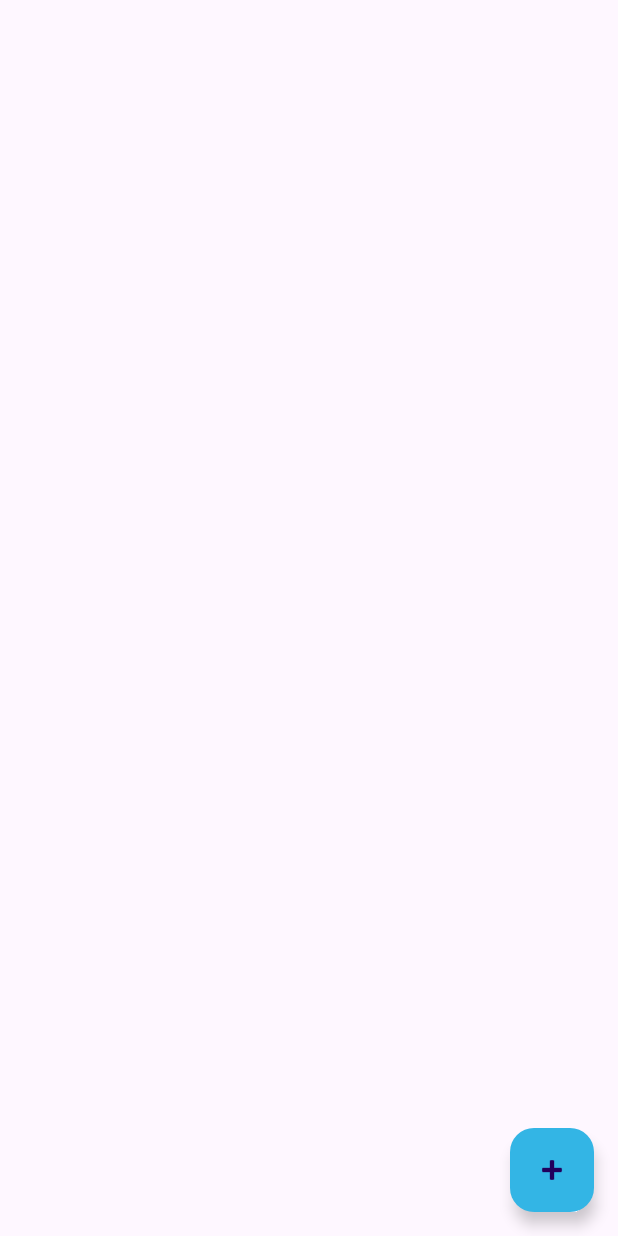
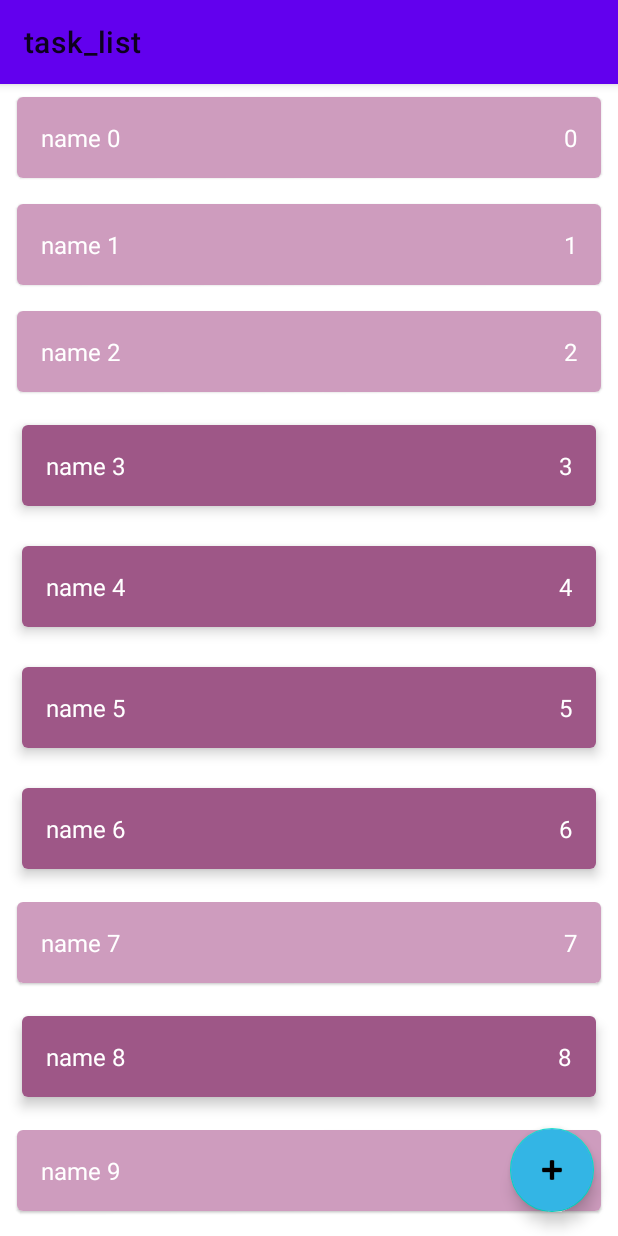
Before and after one commit to gunin-igor75/purchases, an Android app: the screen it shows after launch (MainActivity), on a phone screen of 412 x 824 dp. Run offline under Robolectric (Android 15) with nearby library versions, the phone set to English and light mode, and no system bars.

Commit message:
add purchase_item_view_model

```diff
--- a/app/build.gradle
+++ b/app/build.gradle
@@ -30,6 +30,10 @@ android {
     kotlinOptions {
         jvmTarget = '1.8'
     }
+
+    buildFeatures {
+        viewBinding true
+    }
 }
 
 dependencies {
--- a/app/src/main/AndroidManifest.xml
+++ b/app/src/main/AndroidManifest.xml
@@ -13,6 +13,9 @@
         android:theme="@style/Theme.Task_list"
         tools:targetApi="31">
         <activity
+            android:name=".presentation.PurchaseItemActivity"
+            android:windowSoftInputMode="adjustResize"/>
+        <activity
             android:name=".presentation.MainActivity"
             android:exported="true">
             <intent-filter>
--- a/app/src/main/java/com/github/gunin_igor75/task_list/data/impl/PurchaseRepositoryListImpl.kt
+++ b/app/src/main/java/com/github/gunin_igor75/task_list/data/impl/PurchaseRepositoryListImpl.kt
@@ -5,14 +5,22 @@ import androidx.lifecycle.MutableLiveData
 import com.github.gunin_igor75.task_list.data.exception.PurchaseNotFoundException
 import com.github.gunin_igor75.task_list.domain.pojo.Purchase
 import com.github.gunin_igor75.task_list.domain.repository.PurchaseRepository
+import kotlin.random.Random
 
 object PurchaseRepositoryListImpl : PurchaseRepository {
 
-    private val purchases = mutableListOf<Purchase>()
+    private val purchases = sortedSetOf<Purchase>({ o1, o2 -> o1.id.compareTo(o2.id) })
 
     private val purchasesLD = MutableLiveData<List<Purchase>>()
 
     private var id: Int = 0
+
+    init {
+        for (i in 0 until 100) {
+            val item = Purchase("name $i", i, Random.nextBoolean())
+            addPurchase(item)
+        }
+    }
 
     override fun addPurchase(purchase: Purchase) {
         val purchaseId = purchase.id
--- a/app/src/main/java/com/github/gunin_igor75/task_list/domain/pojo/Purchase.kt
+++ b/app/src/main/java/com/github/gunin_igor75/task_list/domain/pojo/Purchase.kt
@@ -3,8 +3,8 @@ package com.github.gunin_igor75.task_list.domain.pojo
 data class Purchase(
     val name: String,
     var count: Int,
-    var id: Int = NOTING_VALUE,
-    var enabled: Boolean
+    var enabled: Boolean,
+    var id: Int = NOTING_VALUE
 ) {
     companion object{
         const val NOTING_VALUE = -1
--- a/app/src/main/java/com/github/gunin_igor75/task_list/presentation/MainActivity.kt
+++ b/app/src/main/java/com/github/gunin_igor75/task_list/presentation/MainActivity.kt
@@ -2,11 +2,98 @@ package com.github.gunin_igor75.task_list.presentation
 
 import androidx.appcompat.app.AppCompatActivity
 import android.os.Bundle
-import com.github.gunin_igor75.task_list.R
+import androidx.lifecycle.ViewModelProvider
+import androidx.recyclerview.widget.ItemTouchHelper
+import androidx.recyclerview.widget.RecyclerView
+import com.github.gunin_igor75.task_list.databinding.ActivityMainBinding
+import com.github.gunin_igor75.task_list.presentation.adapter.PurchaseAdapter
+import com.github.gunin_igor75.task_list.presentation.adapter.PurchaseAdapter.Companion.MAX_POOL_SIZE
+import com.github.gunin_igor75.task_list.presentation.adapter.PurchaseAdapter.Companion.VIEW_TYPE_DISABLE
+import com.github.gunin_igor75.task_list.presentation.adapter.PurchaseAdapter.Companion.VIEW_TYPE_ENABLE
+import com.google.android.material.floatingactionbutton.FloatingActionButton
 
 class MainActivity : AppCompatActivity() {
+
+    private lateinit var viewModel: MainViewModel
+
+    private lateinit var purchaseAdapter: PurchaseAdapter
+
+    private lateinit var binding: ActivityMainBinding
+
+    private lateinit var rvPurchases: RecyclerView
+
+    private lateinit var btAddPurchase: FloatingActionButton
+
     override fun onCreate(savedInstanceState: Bundle?) {
         super.onCreate(savedInstanceState)
-        setContentView(R.layout.activity_main)
+        binding = ActivityMainBinding.inflate(layoutInflater)
+        setContentView(binding.root)
+
+        initView()
+        viewModel = ViewModelProvider(this)[MainViewModel::class.java]
+        setupRecyclerView()
+        observeViewModel()
+        setupFloatingActionButton()
+    }
+
+    private fun observeViewModel() {
+        viewModel.purchases.observe(this) { purchaseAdapter.submitList(it) }
+    }
+
+    private fun setupFloatingActionButton() {
+        btAddPurchase.setOnClickListener{
+            val intent = PurchaseItemActivity.newIntent(this)
+            startActivity(intent)
+        }
+    }
+
+    private fun initView() {
+        rvPurchases = binding.rvPurchases
+        btAddPurchase = binding.btAddPurchase
+    }
+    private fun setupRecyclerView() {
+        purchaseAdapter = PurchaseAdapter()
+        with(rvPurchases) {
+            adapter = purchaseAdapter
+            recycledViewPool.setMaxRecycledViews(VIEW_TYPE_ENABLE, MAX_POOL_SIZE)
+            recycledViewPool.setMaxRecycledViews(VIEW_TYPE_DISABLE, MAX_POOL_SIZE)
+        }
+        setupLongClickListener()
+        setupClickListener()
+        setupSwipeListener(rvPurchases)
+    }
+
+    private fun setupLongClickListener() {
+        purchaseAdapter.purchaseOnLongClickListener = { viewModel.changeEnablePurchases(it) }
+    }
+
+    private fun setupClickListener() {
+        purchaseAdapter.purchaseOnclickListener = {
+            val intent = PurchaseItemActivity.newIntent(this, it.id)
+            startActivity(intent)
+        }
+    }
+
+    private fun setupSwipeListener(rvPurchases: RecyclerView) {
+        val calBack = object : ItemTouchHelper.SimpleCallback(
+            0,
+            ItemTouchHelper.LEFT or ItemTouchHelper.RIGHT
+        ) {
+            override fun onMove(
+                recyclerView: RecyclerView,
+                viewHolder: RecyclerView.ViewHolder,
+                target: RecyclerView.ViewHolder
+            ): Boolean {
+                return false
+            }
+
+            override fun onSwiped(viewHolder: RecyclerView.ViewHolder, direction: Int) {
+                val position = viewHolder.adapterPosition
+                val purchase = purchaseAdapter.currentList[position]
+                viewModel.deletePurchase(purchase)
+            }
+        }
+        val itemTouchHelper = ItemTouchHelper(calBack)
+        itemTouchHelper.attachToRecyclerView(rvPurchases)
     }
 }
--- a/app/src/main/java/com/github/gunin_igor75/task_list/presentation/adapter/PurchaseAdapter.kt
+++ b/app/src/main/java/com/github/gunin_igor75/task_list/presentation/adapter/PurchaseAdapter.kt
@@ -1,21 +1,51 @@
 package com.github.gunin_igor75.task_list.presentation.adapter
 
 
+import android.view.LayoutInflater
 import android.view.ViewGroup
 import androidx.recyclerview.widget.ListAdapter
+import com.github.gunin_igor75.task_list.R
 import com.github.gunin_igor75.task_list.domain.pojo.Purchase
+import java.lang.RuntimeException
 
 class PurchaseAdapter: ListAdapter<Purchase, PurchaseItemViewHolder>(PurchaseItemDiffCallback()) {
 
+    var purchaseOnLongClickListener: ((Purchase) -> Unit)? = null
+
+    var purchaseOnclickListener: ((Purchase) -> Unit)? = null
+
     override fun onCreateViewHolder(parent: ViewGroup, viewType: Int): PurchaseItemViewHolder {
-        TODO("Not yet implemented")
+        val layoutType = when (viewType) {
+            VIEW_TYPE_ENABLE -> R.layout.purchase_item_enable
+            VIEW_TYPE_DISABLE -> R.layout.purches_item_disable
+            else -> throw RuntimeException("Unknown view type $viewType")
+        }
+        val view = LayoutInflater.from(parent.context).inflate(layoutType, parent, false)
+        return PurchaseItemViewHolder(view)
     }
 
     override fun onBindViewHolder(holder: PurchaseItemViewHolder, position: Int) {
-        TODO("Not yet implemented")
+        val purchase = getItem(position)
+
+        holder.view.setOnLongClickListener{
+            purchaseOnLongClickListener?.invoke(purchase)
+            true
+        }
+        holder.view.setOnClickListener {
+            purchaseOnclickListener?.invoke(purchase)
+        }
+        holder.tvNamePurchase.text = purchase.name
+        holder.tvCountPurchase.text = purchase.count.toString()
     }
 
     override fun getItemViewType(position: Int): Int {
-        TODO("Not yet implemented")
+        val purchase = getItem(position)
+        return if (purchase.enabled) VIEW_TYPE_ENABLE else VIEW_TYPE_DISABLE
+    }
+
+    companion object{
+        const val VIEW_TYPE_ENABLE = 100
+        const val VIEW_TYPE_DISABLE = 111
+        const val MAX_POOL_SIZE = 30
     }
 }
--- a/app/src/main/res/values/strings.xml
+++ b/app/src/main/res/values/strings.xml
@@ -1,4 +1,9 @@
 <resources>
     <string name="app_name">task_list</string>
     <string name="add_new_purchase">Add new purchase</string>
+    <string name="til_name">Name</string>
+    <string name="te_count">Count</string>
+    <string name="button_save">SAVE</string>
+    <string name="error_name">Invalid name</string>
+    <string name="error_count">Invalid count</string>
 </resources>
--- a/app/src/main/res/values/themes.xml
+++ b/app/src/main/res/values/themes.xml
@@ -1,6 +1,6 @@
 <resources xmlns:tools="http://schemas.android.com/tools">
     <!-- Base application theme. -->
-    <style name="Base.Theme.Task_list" parent="Theme.Material3.DayNight.NoActionBar">
+    <style name="Base.Theme.Task_list" parent="Theme.MaterialComponents.Light">
         <!-- Customize your light theme here. -->
         <!-- <item name="colorPrimary">@color/my_light_primary</item> -->
     </style>
```
Also changed, not shown: app/src/main/java/com/github/gunin_igor75/task_list/presentation/PurchaseItemActivity.kt (added, +152 -0 lines), app/src/main/java/com/github/gunin_igor75/task_list/presentation/PurchaseItemViewModel.kt (added, +105 -0 lines), app/src/main/res/layout/activity_purchase_item.xml (added, +61 -0 lines), 1 other file.
